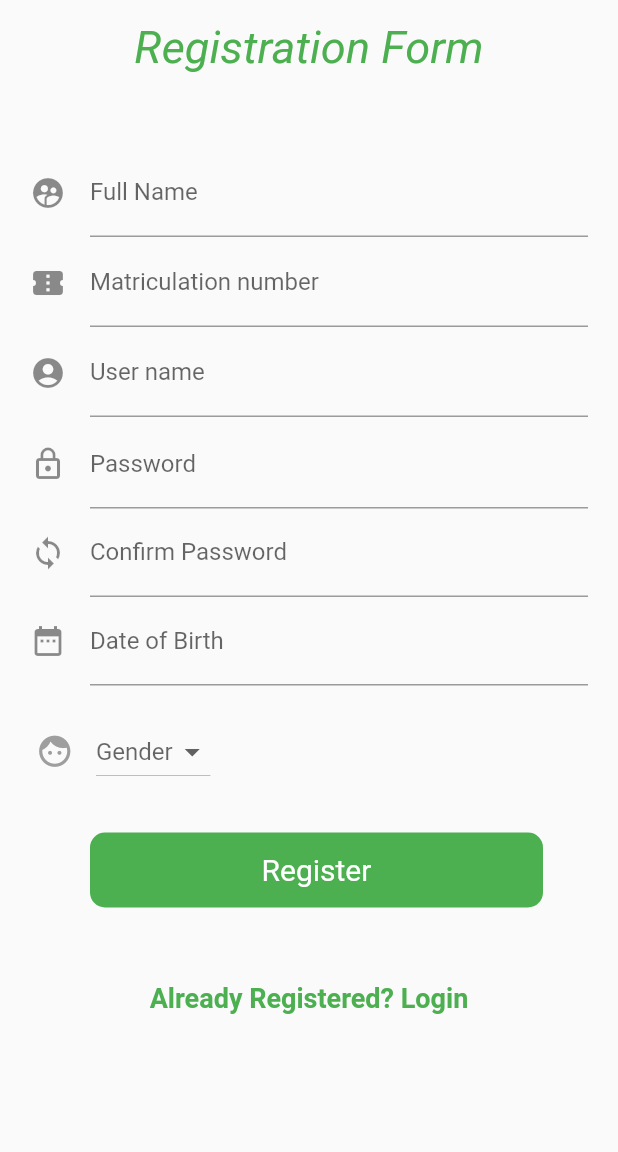
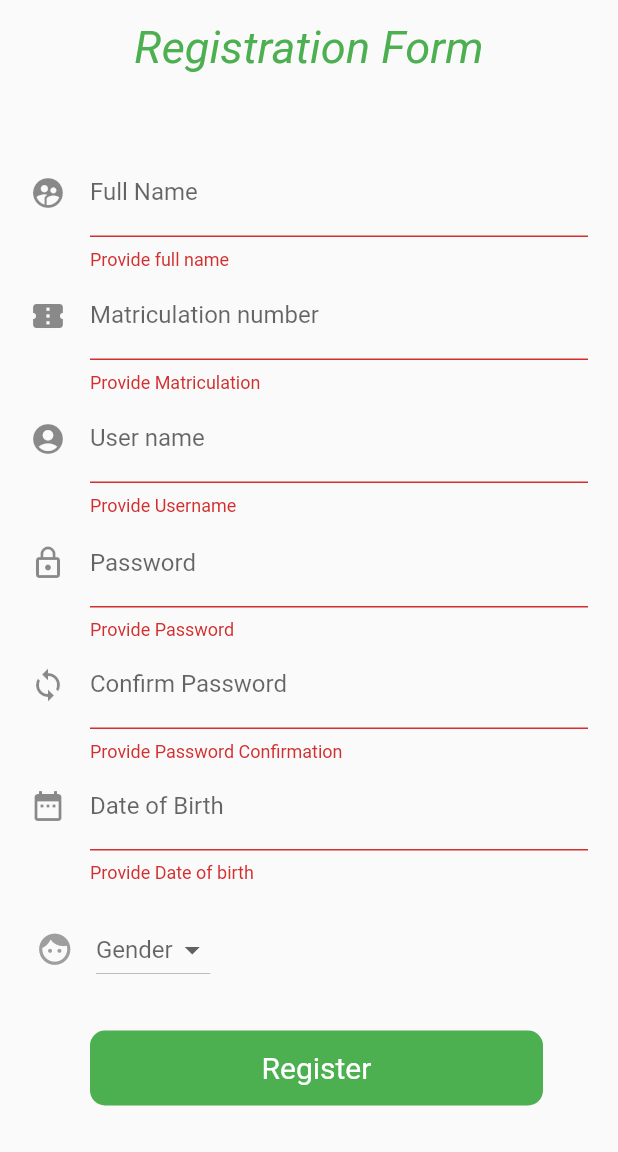
Before and after one commit to Jessie-Djuatio/schoolapp, a Flutter app: the screen it shows after launch, after a tap on "Login", after a tap on "New student? Register Here", on a phone screen of 412 x 824 dp, the part 84-1236 px from its top. Run offline on Flutter 3.47's test engine with Material 2 defaults, Android fonts, the phone set to English and light mode, and no system bars; our stand-ins replace dio, flutter_secure_storage, flutter_svg.

Commit message:
Login process, validation and error management complete, Registration validation complete

```diff
--- a/lib/home_screen.dart
+++ b/lib/home_screen.dart
@@ -1,5 +1,6 @@
 import 'package:flutter/material.dart';
 import 'package:flutter/rendering.dart';
+import 'package:flutter_secure_storage/flutter_secure_storage.dart';
 import 'package:flutter_svg/svg.dart';
 import 'package:schoolapp/login.dart';
 class HomeScreen extends StatefulWidget {
@@ -8,6 +9,28 @@ class HomeScreen extends StatefulWidget {
 }
 
 class _HomeScreenState extends State<HomeScreen> {
+
+  String username = "name";
+  String email = "email";
+
+  final storage = new FlutterSecureStorage();
+
+  void getUserProfile() async {
+    String name = await storage.read(key: "username");
+    String mail = await storage.read(key: "email");
+    print(name);
+
+    setState(() {
+      username = name;
+      email = mail;
+    });
+  }
+
+  @override
+  void initState() {
+    this.getUserProfile();
+    super.initState();
+  }
   @override
   Widget build(BuildContext context) {
     var size = MediaQuery.of(context).size;
@@ -54,9 +77,9 @@ class _HomeScreenState extends State<HomeScreen> {
                                                       backgroundImage: AssetImage('assets/images/student.png'),),
                                                     title: Padding(
                                                       padding: const EdgeInsets.only(bottom:4.0),
-                                                      child: Text('Mbekou Djuatio Jessie Lorraine', style: TextStyle(fontWeight: FontWeight.bold, fontSize: 12)),
+                                                      child: Text(username, style: TextStyle(fontWeight: FontWeight.bold, fontSize: 12)),
                                                     ),
-                                                    subtitle: Text('djuatiojessie@gmail.com', style: TextStyle(color: Colors.grey, fontSize: 10),),
+                                                    subtitle: Text(email, style: TextStyle(color: Colors.grey, fontSize: 10),),
 
                                                   ),
 
@@ -132,7 +155,7 @@ class _HomeScreenState extends State<HomeScreen> {
                                crossAxisAlignment: CrossAxisAlignment.start,
 
                                children: <Widget>[
-                                 Text('Mbekou Jessie', style: TextStyle(color: Colors.green, fontSize: 20, fontStyle: FontStyle.italic, fontWeight: FontWeight.bold),),
+                                 Text(username, style: TextStyle(color: Colors.green, fontSize: 20, fontStyle: FontStyle.italic, fontWeight: FontWeight.bold),),
                                  Text('FE17A039'),
 
 
--- a/lib/login.dart
+++ b/lib/login.dart
@@ -4,6 +4,9 @@ import 'package:flutter/rendering.dart';
 import 'package:schoolapp/home_screen.dart';
 import 'package:schoolapp/registration.dart';
 import 'package:schoolapp/service/authService.dart';
+
+import 'components/defaultDialog.dart';
+import 'service/secureStorage.dart';
 
 
 class LoginPage extends StatefulWidget {
@@ -17,6 +20,7 @@ class _LoginPageState extends State<LoginPage> {
   final _loginKey= GlobalKey<FormState>();
   TextEditingController _usernameController = new TextEditingController();
   TextEditingController _passwordController = new TextEditingController();
+  bool _buttonState = true;
 
   @override
   void initState(){
@@ -110,7 +114,7 @@ class _LoginPageState extends State<LoginPage> {
                 ),
               ),
 
-                Row(
+                _buttonState ? Row(
                   mainAxisAlignment: MainAxisAlignment.center,
                   children: <Widget>[
                     Expanded(
@@ -155,6 +159,11 @@ class _LoginPageState extends State<LoginPage> {
 
                   ],
 
+                )
+                :
+                Padding(
+                  padding: const EdgeInsets.only(top: 35.0),
+                  child: CircularProgressIndicator(valueColor: AlwaysStoppedAnimation<Color>(Colors.green),),
                 ),
                 Column(
                   mainAxisAlignment: MainAxisAlignment.end,
@@ -187,6 +196,9 @@ class _LoginPageState extends State<LoginPage> {
 
   signIn () async {
     if (_loginKey.currentState.validate()) {
+      setState(() {
+        _buttonState = false;
+      });
       print("Username: ${_usernameController.text} \nPassword: ${_passwordController.text}");
 
       dynamic response = await AuthService.login(username: _usernameController.text, password: _passwordController.text);
@@ -194,13 +206,35 @@ class _LoginPageState extends State<LoginPage> {
       print(response);
 
       if (response != "error"){
+        SecureStorage.userProfileStorage(id: response["id"].toString(), username: response["username"], email: response["email"], token: response["accessToken"]);
+
+        setState(() {
+        _buttonState = true;
+        });
         Navigator.push(context,MaterialPageRoute(
             builder: (context)=> HomeScreen()
         ));
       }
       else {
-        print("Mouffff");
+        setState(() {
+        _buttonState = true;
+        });
+        showDialog(
+            context: context,
+            builder: (BuildContext context) {
+              return
+              DefaultAlertDialog(
+                title: "Failure",
+                message: "Incorrect username and/or password, try again !!",
+                icon: Icon(Icons.cancel, color: Colors.green, size: 45,),
+              );
+
+            },
+          );
       }
+      setState(() {
+        _buttonState = true;
+      });
     }
   }
 
--- a/lib/main.dart
+++ b/lib/main.dart
@@ -10,6 +10,9 @@ class MyApp extends StatelessWidget {
     return MaterialApp(
        debugShowCheckedModeBanner: false,
        home: LoginPage(),
+       theme: ThemeData(
+        primarySwatch: Colors.green,
+      )
     );
   }
 }
--- a/lib/registration.dart
+++ b/lib/registration.dart
@@ -6,6 +6,14 @@ class Registration extends StatefulWidget {
   _RegistrationState createState() => _RegistrationState();
 }
 class _RegistrationState extends State<Registration>{
+
+  TextEditingController _usernameController = new TextEditingController();
+  TextEditingController _passwordController = new TextEditingController();
+  TextEditingController _passwordConfirmController = new TextEditingController();
+  TextEditingController _fullnameController = new TextEditingController();
+  TextEditingController _matriculationController = new TextEditingController();
+  TextEditingController _dobController = new TextEditingController();
+
   final GlobalKey<FormState> _formKeyValue =
   new GlobalKey<FormState>();
   var selectedType,
@@ -58,7 +66,14 @@ class _RegistrationState extends State<Registration>{
                 ),
                 Padding(
                   padding: const EdgeInsets.symmetric(horizontal:20.0, vertical: 0.0),
-                  child: TextField(
+                  child: TextFormField(
+                    controller: _fullnameController,
+                    validator: (text) {
+                      if (text == null || text.isEmpty) {
+                        return 'Provide full name';
+                      }
+                      return null;
+                    },
                     decoration: InputDecoration(
                       icon: Icon(Icons.supervised_user_circle),
                         hintText: 'Enter your full name',
@@ -72,12 +87,19 @@ class _RegistrationState extends State<Registration>{
                 ),
                 Padding(
                   padding: const EdgeInsets.symmetric(horizontal:20.0, vertical: 0.0),
-                  child: TextField(
+                  child: TextFormField(
                     decoration: InputDecoration(
                         icon: Icon(Icons.confirmation_number),
                         hintText: 'Enter your Matriculation number',
                         labelText: 'Matriculation number'
                     ),
+                     controller: _matriculationController,
+                    validator: (text) {
+                      if (text == null || text.isEmpty) {
+                        return 'Provide Matriculation';
+                      }
+                      return null;
+                    },
                   ),
                 ),
                 SizedBox(
@@ -86,12 +108,19 @@ class _RegistrationState extends State<Registration>{
                 ),
                 Padding(
                   padding: const EdgeInsets.symmetric(horizontal:20.0, vertical: 0.0),
-                  child: TextField(
+                  child: TextFormField(
                     decoration: InputDecoration(
                         icon: Icon(Icons.account_circle),
                         hintText: 'Enter a user name',
                         labelText: 'User name'
                     ),
+                    controller: _usernameController,
+                    validator: (text) {
+                      if (text == null || text.isEmpty) {
+                        return 'Provide Username';
+                      }
+                      return null;
+                    },
                   ),
                 ),
                 SizedBox(
@@ -104,33 +133,54 @@ class _RegistrationState extends State<Registration>{
                 ),
                 Padding(
                   padding: const EdgeInsets.symmetric(horizontal: 20.0, vertical: 0.0),
-                  child: TextField(
+                  child: TextFormField(
                     obscureText: true,
                     decoration: InputDecoration(
                         icon: Icon(Icons.lock_outline),
                         labelText: 'Password'
                     ),
+                    controller: _passwordController,
+                    validator: (text) {
+                      if (text == null || text.isEmpty) {
+                        return 'Provide Password';
+                      }
+                      return null;
+                    },
                   ),
                 ),
                 Padding(
                   padding: const EdgeInsets.symmetric(horizontal: 20.0, vertical: 0.0),
-                  child: TextField(
+                  child: TextFormField(
                     obscureText: true,
                     decoration: InputDecoration(
                         icon: Icon(Icons.sync),
                         labelText: 'Confirm Password'
                     ),
+                    controller: _passwordConfirmController,
+                    validator: (text) {
+                      if (text == null || text.isEmpty) {
+                        return 'Provide Password Confirmation';
+                      }
+                      return null;
+                    },
                   ),
                 ),
                 Padding(
                   padding: const EdgeInsets.symmetric(horizontal: 20.0, vertical: 0.0),
-                  child: TextField(
+                  child: TextFormField(
                     obscureText: true,
                     decoration: InputDecoration(
                         icon: Icon(Icons.date_range),
                         hintText: '01/01/2020',
                         labelText: 'Date of Birth'
                     ),
+                    controller: _dobController,
+                    validator: (text) {
+                      if (text == null || text.isEmpty) {
+                        return 'Provide Date of birth';
+                      }
+                      return null;
+                    },
                   ),
                 ),
                 SizedBox(
@@ -181,9 +231,10 @@ class _RegistrationState extends State<Registration>{
 
                           child: GestureDetector(
                             onTap: (){
-                              Navigator.push(context,MaterialPageRoute(
+                              /*Navigator.push(context,MaterialPageRoute(
                                   builder: (context)=> LoginPage()
-                              ));
+                              ));*/
+                              signUp();
 
 
                             },
@@ -238,8 +289,10 @@ class _RegistrationState extends State<Registration>{
     );
   }
 
-  signIn () async {
-    if ( _formKeyValue.currentState.validate() ) {}
+  signUp () async {
+    if ( _formKeyValue.currentState.validate() ) {
+      print("Fullname: ${_fullnameController.text}\nMatriculation: ${_matriculationController.text}\nUsername:: ${_usernameController.text}\nPassword: ${_passwordController.text}\nPassword Confirmation: ${_passwordConfirmController.text}\nDate of birth: ${_dobController.text}\n");
+    }
   }
 
 }
--- a/pubspec.yaml
+++ b/pubspec.yaml
@@ -21,6 +21,7 @@ dependencies:
     sdk: flutter
   flutter_svg: ^0.17.4
   dio:
+  flutter_secure_storage: ^3.3.1+1
 
   # The following adds the Cupertino Icons font to your application.
   # Use with the CupertinoIcons class for iOS style icons.
```
Also changed, not shown: lib/components/defaultDialog.dart (added, +39 -0 lines), lib/service/authService.dart (+55 -0 lines), lib/service/secureStorage.dart (added, +25 -0 lines), pubspec.lock, 1 other file.
